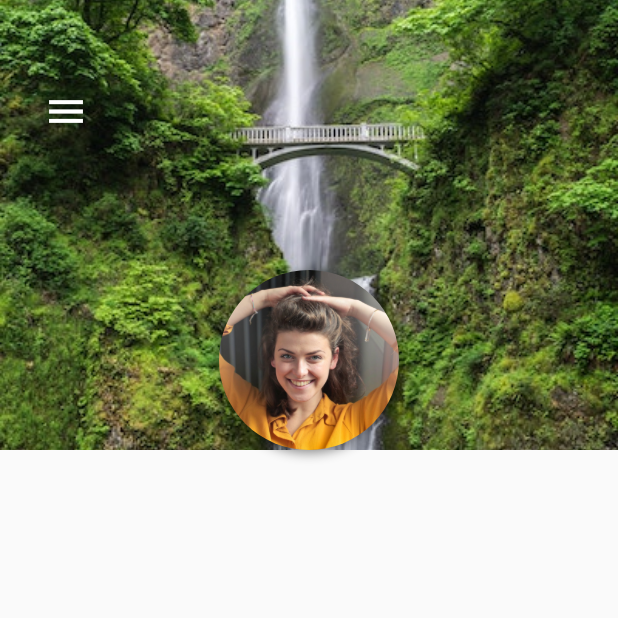
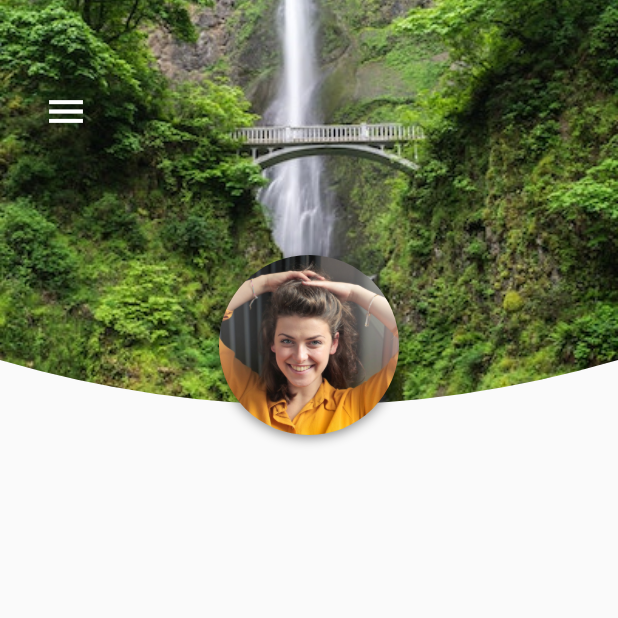
Before and after one commit to PauloSTDev/flutter_social_ui, a Flutter app: the ProfileScreen screen opened directly, on a phone screen of 412 x 824 dp, the top half of it. Run offline on Flutter 3.47's test engine with Material 2 defaults, Android fonts, the phone set to English and light mode, and no system bars.

Commit message:
Implementa CustomClipper arredondado

```diff
--- a/lib/screens/profile_screen.dart
+++ b/lib/screens/profile_screen.dart
@@ -46,7 +46,7 @@ class _ProfileScreenState extends State<ProfileScreen> {
                   ),
                 ),
                 Positioned(
-                  bottom: 0.0,
+                  bottom: 10.0,
                   child: Container(
                     decoration: BoxDecoration(
                       shape: BoxShape.circle,
--- a/lib/widgets/profile_clipper.dart
+++ b/lib/widgets/profile_clipper.dart
@@ -1,16 +1,22 @@
 import 'package:flutter/material.dart';
 
-class ProfileClipper extends CustomClipper<Path>{
+class ProfileClipper extends CustomClipper<Path> {
   @override
   Path getClip(Size size) {
-    return null;
+    Path path = Path();
+    path.lineTo(0, 4 * size.height / 5);
+    Offset curvePoint = Offset(size.width / 2, size.height);
+    Offset endPoint = Offset(size.width, 4 * size.height / 5);
+    path.quadraticBezierTo(
+        curvePoint.dx, curvePoint.dy, endPoint.dx, endPoint.dy);
+
+    path.lineTo(size.width, 0);
+    path.close();
+    return path;
   }
 
   @override
   bool shouldReclip(covariant CustomClipper<Path> oldClipper) {
     return false;
   }
-
-
-
 }
```
